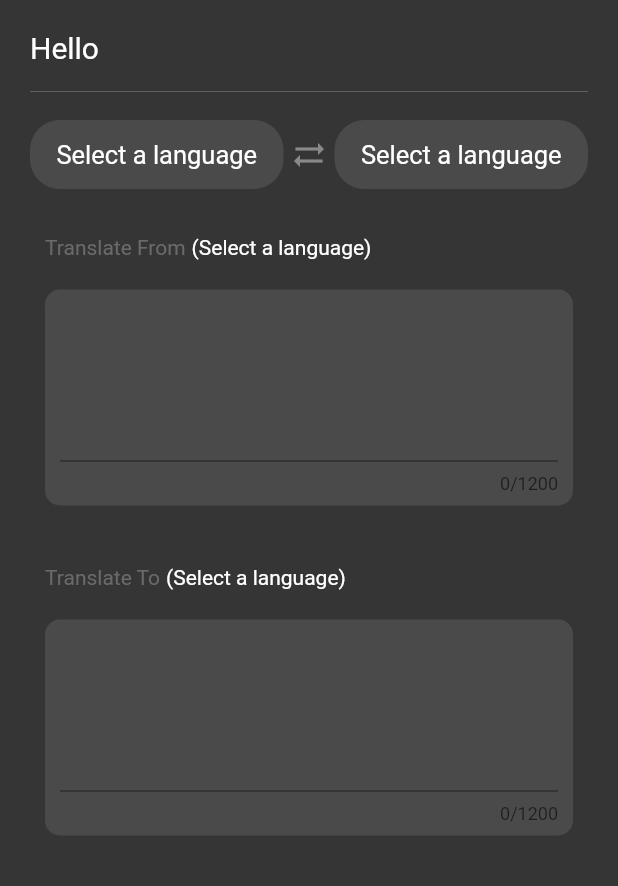
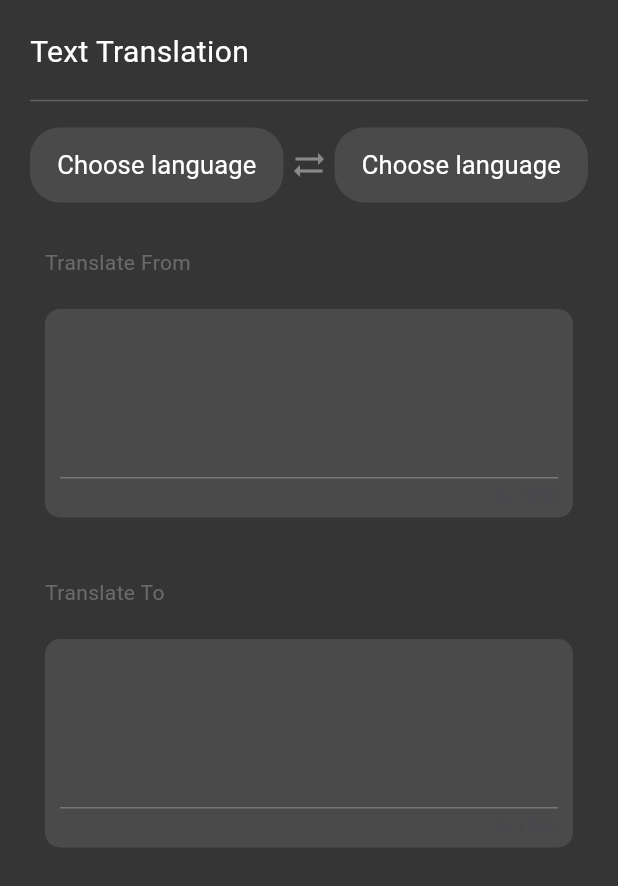
Before and after one commit to Nishadatgit/flutter_translator_app, a Flutter app: the screen it shows after launch, on a phone screen of 412 x 824 dp. Shown: the top 886 px of the screen. Run offline on Flutter 3.47's test engine with Material 2 defaults, Android fonts, the phone set to English and light mode, and no system bars; our stand-ins replace dio, flutter_localized_locales, get; network calls fail.

Commit message:
issues fix

```diff
--- a/lib/controllers/all_languages_controller.dart
+++ b/lib/controllers/all_languages_controller.dart
@@ -1,12 +1,19 @@
+import 'package:flutter/material.dart';
 import 'package:get/get.dart';
-import 'package:translator_app/api/http_manager.dart';
+import 'package:translator_app/api/dio_service.dart';
 import 'package:translator_app/constants/url.dart';
 import 'package:translator_app/models/all_languges_model.dart';
+import 'package:translator_app/models/language_model.dart';
+import 'package:translator_app/models/translation_response.dart';
 
 class AllLanguagesController extends GetxController {
   RxInt count = RxInt(0);
   var allLanguages = AllLanguagesModel();
+  final TextEditingController toController = TextEditingController();
   var isLoading = true.obs;
+  final fromLanguageNotifier = ValueNotifier<CustomLanguage?>(null);
+  final toLanguageNotifier = ValueNotifier<CustomLanguage?>(null);
+
   getAllLanguages() async {
     final languages = await DioService().getMthod('$baseUrl/languages');
 
@@ -15,6 +22,18 @@ class AllLanguagesController extends GetxController {
     count.value = allLanguages.data!.languages.length;
   }
 
+  Future<void> translateText(String text) async {
+    final TranslationResponse? response = await DioService()
+        .translateText(text, fromLanguageNotifier.value!.shortName, toLanguageNotifier.value!.shortName);
+    if (response != null) {
+      if (response.translatedText.isNotEmpty) {
+        toController.text = response.translatedText;
+      } else {
+        toController.clear();
+      }
+    }
+  }
+
   @override
   void onInit() {
     getAllLanguages();
--- a/lib/main.dart
+++ b/lib/main.dart
@@ -14,15 +14,14 @@ class MyApp extends StatelessWidget {
   @override
   Widget build(BuildContext context) {
     return GetMaterialApp(
-      localizationsDelegates: const[
-        LocaleNamesLocalizationsDelegate()
-      ],
+      localizationsDelegates: const [LocaleNamesLocalizationsDelegate()],
       theme: ThemeData(
+        useMaterial3: true,
         scaffoldBackgroundColor: const Color.fromARGB(221, 23, 22, 22),
         primarySwatch: Colors.grey,
-        textTheme: const TextTheme(
-          bodyText1: TextStyle(color: Colors.white),
-          bodyText2: TextStyle(color: Colors.white),
+        textTheme:const TextTheme(
+          bodyLarge: TextStyle(color: Colors.white),
+          bodyMedium: TextStyle(color: Colors.white),
         ),
       ),
       home: MyHome(),
--- /dev/null
+++ b/lib/models/language_model.dart
@@ -0,0 +1,6 @@
+class CustomLanguage {
+  final String fullname;
+  final String shortName;
+
+  CustomLanguage({required this.fullname,required this.shortName});
+}
--- /dev/null
+++ b/lib/models/translation_response.dart
@@ -0,0 +1,11 @@
+class TranslationResponse {
+  String translatedText;
+
+  TranslationResponse({required this.translatedText});
+
+  factory TranslationResponse.fromJson(Map<String, dynamic> json) {
+    return TranslationResponse(
+      translatedText: json['data']['translations'][0]['translatedText'],
+    );
+  }
+}
--- a/lib/screens/screen_home.dart
+++ b/lib/screens/screen_home.dart
@@ -3,21 +3,19 @@ import 'package:flutter_localized_locales/flutter_localized_locales.dart';
 import 'package:get/get.dart';
 import 'package:translator_app/constants/heights.dart';
 import 'package:translator_app/controllers/all_languages_controller.dart';
+import 'package:translator_app/models/language_model.dart';
 import 'widgets/choose_language_section.dart';
 import 'widgets/translate_from_section.dart';
 import 'widgets/translate_to_section.dart';
 
 final TextEditingController fromController = TextEditingController();
-final TextEditingController toController = TextEditingController();
-final fromLanguageNotifier = ValueNotifier('Select a language');
-final toLanguageNotifier = ValueNotifier('Select a language');
+
 
 enum Type { translateFrom, translateTo }
 
 class MyHome extends StatelessWidget {
   MyHome({super.key});
-  final AllLanguagesController allLanguagesController =
-      Get.put(AllLanguagesController());
+  final AllLanguagesController allLanguagesController = Get.put(AllLanguagesController());
 
   @override
   Widget build(BuildContext context) {
@@ -34,20 +32,17 @@ class MyHome extends StatelessWidget {
                 height: 10,
               ),
               const Text(
-                'Hello',
-                style: TextStyle(
-                    fontWeight: FontWeight.w400,
-                    fontSize: 20,
-                    color: Colors.white),
+                'Text Translation',
+                style: TextStyle(fontWeight: FontWeight.w400, fontSize: 20, color: Colors.white),
               ),
               kHeight10,
               Divider(color: Colors.grey.withOpacity(0.4)),
               kHeight10,
-              const ChooseLanguageSection(),
+              ChooseLanguageSection(),
               kHeight20,
-              const TranslateFromSection(),
+              TranslateFromSection(),
               kHeight20,
-              const TranslateToSection()
+              TranslateToSection()
             ],
           ),
         ),
@@ -58,12 +53,16 @@ class MyHome extends StatelessWidget {
 
 void showLanguageBottomSheet(Type operatiotype, BuildContext context) {
   showModalBottomSheet(
+    isScrollControlled: true,
+    elevation: 5,
+    constraints: BoxConstraints.tight(Size.fromHeight(700)),
+    barrierColor: Colors.transparent.withOpacity(.5),
+    useSafeArea: true,
     context: context,
     builder: (context) {
       final languageController = Get.find<AllLanguagesController>();
-      return Container(
+      return Padding(
         padding: const EdgeInsets.all(20),
-        height: 600,
         child: Column(
           crossAxisAlignment: CrossAxisAlignment.start,
           children: [
@@ -87,8 +86,7 @@ void showLanguageBottomSheet(Type operatiotype, BuildContext context) {
                   ),
                   border: OutlineInputBorder(
                       borderRadius: BorderRadius.circular(10),
-                      borderSide:
-                          BorderSide(color: Colors.grey.withOpacity(0.3))),
+                      borderSide: BorderSide(color: Colors.grey.withOpacity(0.3))),
                   prefixIcon: const Icon(
                     Icons.search,
                     color: Colors.grey,
@@ -104,45 +102,36 @@ void showLanguageBottomSheet(Type operatiotype, BuildContext context) {
                 child: ListView.builder(
               itemCount: languageController.count.value,
               itemBuilder: (context, index) {
-                if (getLocalName(
-                        context,
-                        languageController
-                            .allLanguages.data!.languages[index].language) ==
-                    null) {
+                if (getLocalName(context, languageController.allLanguages.data!.languages[index].language) == null) {
                   return const SizedBox.shrink();
                 }
+                final item = CustomLanguage(
+                    fullname: getLocalName(context, languageController.allLanguages.data!.languages[index].language)!,
+                    shortName: languageController.allLanguages.data!.languages[index].language);
                 return Padding(
                   padding: const EdgeInsets.symmetric(vertical: 5),
                   child: InkWell(
                     onTap: () {
                       if (operatiotype == Type.translateFrom) {
                         Navigator.of(context).pop();
-                        fromLanguageNotifier.value = getLocalName(
-                            context,
-                            languageController
-                                .allLanguages.data!.languages[index].language)!;
+                        languageController.fromLanguageNotifier.value = item;
                       } else {
-                        toLanguageNotifier.value = getLocalName(
-                            context,
-                            languageController
-                                .allLanguages.data!.languages[index].language)!;
+                        languageController.toLanguageNotifier.value = item;
                         Navigator.of(context).pop();
                       }
                     },
                     child: ListTile(
-                      shape: RoundedRectangleBorder(
-                          borderRadius: BorderRadius.circular(20)),
-                      tileColor: Colors.black26,
+                      shape: RoundedRectangleBorder(borderRadius: BorderRadius.circular(20)),
                       title: Text(
-                        getLocalName(
-                            context,
-                            languageController
-                                .allLanguages.data!.languages[index].language)!,
-                        style: const TextStyle(
-                            color: Colors.white, fontWeight: FontWeight.bold),
+                     item.fullname,
+                        style: const TextStyle(color: Colors.white, fontWeight: FontWeight.bold),
                       ),
                       leading: CircleAvatar(
                         backgroundColor: Colors.accents[index % 3],
+                        child: Text(
+                          item.shortName.toUpperCase(),
+                          style: const TextStyle(color: Colors.white),
+                        ),
                       ),
                     ),
                   ),
--- a/lib/screens/widgets/choose_language_section.dart
+++ b/lib/screens/widgets/choose_language_section.dart
@@ -1,14 +1,18 @@
 import 'package:flutter/material.dart';
-
+import 'package:get/get.dart';
+import 'package:translator_app/api/dio_service.dart';
+import 'package:translator_app/constants/url.dart';
+import 'package:translator_app/controllers/all_languages_controller.dart';
 
 import 'package:translator_app/screens/screen_home.dart';
 
 import 'country_choose_button.dart';
 
 class ChooseLanguageSection extends StatelessWidget {
-  const ChooseLanguageSection({
+  ChooseLanguageSection({
     Key? key,
   }) : super(key: key);
+  final controller = Get.find<AllLanguagesController>();
 
   @override
   Widget build(BuildContext context) {
@@ -17,13 +21,12 @@ class ChooseLanguageSection extends StatelessWidget {
       children: [
         Expanded(
           child: ValueListenableBuilder(
-            valueListenable: fromLanguageNotifier,
+            valueListenable: controller.fromLanguageNotifier,
             builder: (context, value, child) {
               return LanguageChooseButton(
-                title: value,
+                title:  value!=null?value.fullname:"Choose language",
                 onPressed: () {
-
-                  // DioService().getMthod('$baseUrl/languages');
+                  DioService().getMthod('$baseUrl/languages');
                   showLanguageBottomSheet(Type.translateFrom, context);
                 },
               );
@@ -39,10 +42,10 @@ class ChooseLanguageSection extends StatelessWidget {
         ),
         Expanded(
           child: ValueListenableBuilder(
-            valueListenable: toLanguageNotifier,
+            valueListenable: controller.toLanguageNotifier,
             builder: (context, value, child) {
               return LanguageChooseButton(
-                title: value,
+                title: value!=null?value.fullname:"Choose language",
                 onPressed: () {
                   showLanguageBottomSheet(Type.translateTo, context);
                 },
--- a/lib/screens/widgets/translate_from_section.dart
+++ b/lib/screens/widgets/translate_from_section.dart
@@ -1,12 +1,19 @@
+import 'dart:async';
+
 import 'package:flutter/material.dart';
+import 'package:get/get.dart';
+import 'package:translator_app/api/dio_service.dart';
+import 'package:translator_app/controllers/all_languages_controller.dart';
 
 import '../../constants/heights.dart';
 import '../screen_home.dart';
 
 class TranslateFromSection extends StatelessWidget {
-  const TranslateFromSection({
+  TranslateFromSection({
     Key? key,
   }) : super(key: key);
+  final languageController = Get.find<AllLanguagesController>();
+  Timer? _debounce;
 
   @override
   Widget build(BuildContext context) {
@@ -26,9 +33,9 @@ class TranslateFromSection extends StatelessWidget {
                 style: TextStyle(color: Colors.grey.withOpacity(0.5)),
               ),
               ValueListenableBuilder(
-                valueListenable: fromLanguageNotifier,
+                valueListenable: languageController.fromLanguageNotifier,
                 builder: (context, value, child) {
-                  return Text('($value)');
+                  return Text(value != null ? '(${value.fullname})' : '');
                 },
               )
             ],
@@ -37,20 +44,21 @@ class TranslateFromSection extends StatelessWidget {
           Expanded(
             child: Container(
               padding: const EdgeInsets.all(10),
-              decoration: BoxDecoration(
-                  color: Colors.grey.withOpacity(0.2),
-                  borderRadius: BorderRadius.circular(10)),
+              decoration: BoxDecoration(color: Colors.grey.withOpacity(0.2), borderRadius: BorderRadius.circular(10)),
               child: TextField(
-                style: const TextStyle(
-                    color: Colors.white,
-                    fontSize: 22,
-                    fontWeight: FontWeight.bold),
+                style: const TextStyle(color: Colors.white, fontSize: 22, fontWeight: FontWeight.bold),
                 controller: fromController,
                 decoration: const InputDecoration(
                   hintStyle: TextStyle(
                     color: Colors.grey,
                   ),
                 ),
+                onChanged: (value) {
+                  if (_debounce?.isActive ?? false) _debounce?.cancel();
+                  _debounce = Timer(const Duration(milliseconds: 500), () {
+                    translate(fromController.text);
+                  });
+                },
                 maxLines: 10,
                 maxLength: 1200,
               ),
@@ -60,4 +68,11 @@ class TranslateFromSection extends StatelessWidget {
       ),
     );
   }
+
+  void translate(String text) {
+    if (languageController.fromLanguageNotifier.value == null || languageController.toLanguageNotifier.value == null) {
+      return;
+    }
+    languageController.translateText(text);
+  }
 }
--- a/lib/screens/widgets/translate_to_section.dart
+++ b/lib/screens/widgets/translate_to_section.dart
@@ -1,13 +1,15 @@
 import 'package:flutter/material.dart';
+import 'package:get/get.dart';
+import 'package:translator_app/controllers/all_languages_controller.dart';
 import 'package:translator_app/screens/screen_home.dart';
 
 import '../../constants/heights.dart';
 
 class TranslateToSection extends StatelessWidget {
-  const TranslateToSection({
+  TranslateToSection({
     Key? key,
   }) : super(key: key);
-
+  final languageController = Get.find<AllLanguagesController>();
   @override
   Widget build(BuildContext context) {
     return Container(
@@ -26,9 +28,9 @@ class TranslateToSection extends StatelessWidget {
                 style: TextStyle(color: Colors.grey.withOpacity(0.5)),
               ),
               ValueListenableBuilder(
-                valueListenable: toLanguageNotifier,
+                valueListenable: languageController.toLanguageNotifier,
                 builder: (context, value, child) {
-                  return Text('($value)');
+                  return Text(value != null ? '(${value.fullname})' : '');
                 },
               )
             ],
@@ -37,15 +39,11 @@ class TranslateToSection extends StatelessWidget {
           Expanded(
             child: Container(
               padding: const EdgeInsets.all(10),
-              decoration: BoxDecoration(
-                  color: Colors.grey.withOpacity(0.2),
-                  borderRadius: BorderRadius.circular(10)),
+              decoration: BoxDecoration(color: Colors.grey.withOpacity(0.2), borderRadius: BorderRadius.circular(10)),
               child: TextField(
-                style: const TextStyle(
-                    color: Colors.white,
-                    fontSize: 22,
-                    fontWeight: FontWeight.bold),
-                controller: toController,
+                readOnly: true,
+                style: const TextStyle(color: Colors.white, fontSize: 22, fontWeight: FontWeight.bold),
+                controller: languageController. toController,
                 decoration: const InputDecoration(
                   hintStyle: TextStyle(
                     color: Colors.grey,
```
Also changed, not shown: lib/api/dio_service.dart (added, +85 -0 lines), lib/api/http_manager.dart (deleted, +0 -48 lines), pubspec.lock, 1 other file.
